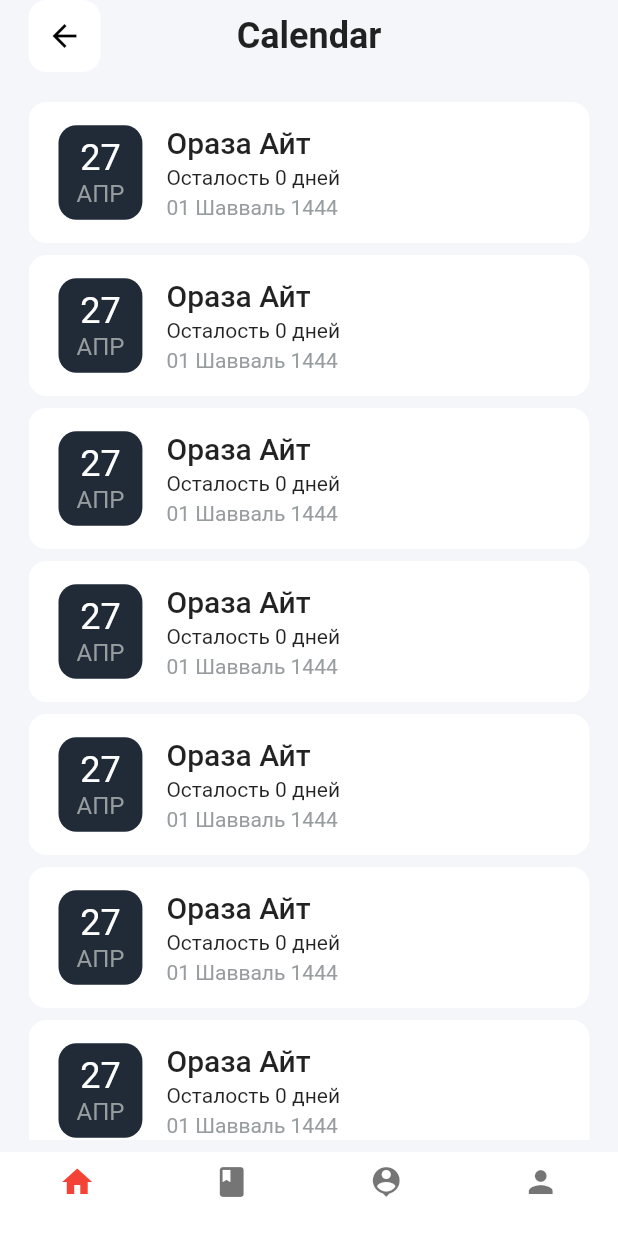
After one commit to DevFlutterQaz/umyra_project, a Flutter app: the CalendarScreen screen opened by its route, on a phone screen of 412 x 824 dp. The commit adds this screen. Run offline on Flutter 3.47's test engine with Material 2 defaults, Android fonts, the phone set to English and light mode, and no system bars; our stand-ins replace auto_route, flutter_svg; project files that could hold a hidden picture were left out.

Commit message:
feat calendar layout

```diff
--- a/lib/src/core/resources/app_colors.dart
+++ b/lib/src/core/resources/app_colors.dart
@@ -17,6 +17,8 @@ class AppColors {
   static const Color lightgrayColor3 = Color(0xFFF5F6FA);
   // Light gray clolor4
   static const Color lightgrayColor4 = Color(0xFFB4B9C0);
+  // Light gray clolor5
+  static const Color lightgrayColor5 = Color(0xFF979C9E);
   // Dark blue
   static const Color darkBlue = Color(0xFF222939);
   // Dark blue2
--- a/lib/src/features/app/router/app_router.dart
+++ b/lib/src/features/app/router/app_router.dart
@@ -2,6 +2,7 @@ import 'package:auto_route/auto_route.dart';
 import 'package:auto_route/empty_router_widgets.dart';
 import 'package:flutter/material.dart';
 import 'package:umyra/src/features/navigation_bar.dart';
+import 'package:umyra/src/features/screens/home/pages/calendar_page.dart';
 import 'package:umyra/src/features/screens/home/pages/namaz_page.dart';
 import 'package:umyra/src/features/screens/quran/pages/quran_page.dart';
 import 'package:umyra/src/features/screens/home/pages/book_page.dart';
@@ -43,6 +44,10 @@ part 'app_router.gr.dart';
             page: NamazScreen,
             path: 'namaz',
           ),
+          AutoRoute(
+            page: CalendarScreen,
+            path: 'calendar',
+          ),
         ],
       ),
       AutoRoute(
--- /dev/null
+++ b/lib/src/features/screens/home/pages/calendar_page.dart
@@ -0,0 +1,34 @@
+import 'package:flutter/material.dart';
+import 'package:umyra/src/core/widgets/column_spacer.dart';
+import 'package:umyra/src/core/widgets/custom_app_bar.dart';
+import 'package:umyra/src/features/screens/home/widgets/custom_event.dart';
+
+class CalendarScreen extends StatelessWidget {
+  const CalendarScreen({super.key});
+
+  @override
+  Widget build(BuildContext context) {
+    return Scaffold(
+      body: SafeArea(
+        child: Padding(
+          padding: const EdgeInsets.symmetric(horizontal: 19),
+          child: Column(
+            crossAxisAlignment: CrossAxisAlignment.stretch,
+            children: [
+              const CustomAppBar(title: 'Calendar'),
+              const ColumnSpacer(2),
+              Expanded(
+                child: ListView.separated(
+                  itemBuilder: (context, index) => const CustomEventWidget(),
+                  separatorBuilder: (context, index) => const ColumnSpacer(0.8),
+                  itemCount: 10,
+                ),
+              ),
+              const ColumnSpacer(0.8),
+            ],
+          ),
+        ),
+      ),
+    );
+  }
+}
--- a/lib/src/features/screens/home/pages/home_page.dart
+++ b/lib/src/features/screens/home/pages/home_page.dart
@@ -87,5 +87,6 @@ class HomeScreen extends StatelessWidget {
     id == 2 ? context.router.push(const TasbihScreenRoute()) : null;
     id == 3 ? context.router.push(const BookScreenRoute()) : null;
     id == 5 ? context.router.push(const NamazScreenRoute()) : null;
+    id == 6 ? context.router.push(const CalendarScreenRoute()) : null;
   }
 }
--- /dev/null
+++ b/lib/src/features/screens/home/widgets/custom_event.dart
@@ -0,0 +1,68 @@
+import 'package:flutter/material.dart';
+import 'package:umyra/src/core/resources/app_colors.dart';
+import 'package:umyra/src/core/widgets/column_spacer.dart';
+import 'package:umyra/src/core/widgets/row_spacer.dart';
+
+class CustomEventWidget extends StatelessWidget {
+  const CustomEventWidget({
+    super.key,
+  });
+
+  @override
+  Widget build(BuildContext context) {
+    return Container(
+      decoration: const BoxDecoration(
+        color: AppColors.whiteColor,
+        borderRadius: BorderRadius.all(Radius.circular(12)),
+      ),
+      child: Padding(
+        padding: const EdgeInsets.symmetric(horizontal: 20, vertical: 15.5),
+        child: Row(
+          children: [
+            Container(
+              decoration: const BoxDecoration(
+                color: AppColors.darkBlue2,
+                borderRadius: BorderRadius.all(Radius.circular(12)),
+              ),
+              child: Padding(
+                padding:
+                    const EdgeInsets.symmetric(vertical: 8, horizontal: 12),
+                child: Column(
+                  children: [
+                    Text('27',
+                        style: Theme.of(context)
+                            .textTheme
+                            .headlineSmall
+                            ?.copyWith(color: AppColors.whiteColor)),
+                    Text('АПР',
+                        style: Theme.of(context)
+                            .textTheme
+                            .titleMedium
+                            ?.copyWith(color: AppColors.lightgrayColor5)),
+                  ],
+                ),
+              ),
+            ),
+            const RowSpacer(1.6),
+            Column(
+              crossAxisAlignment: CrossAxisAlignment.start,
+              children: [
+                Text('Ораза Айт',
+                    style: Theme.of(context).textTheme.titleLarge),
+                const ColumnSpacer(0.4),
+                Text('Осталость 0 дней',
+                    style: Theme.of(context).textTheme.bodyMedium),
+                const ColumnSpacer(0.4),
+                Text('01 Шавваль 1444',
+                    style: Theme.of(context)
+                        .textTheme
+                        .bodyMedium
+                        ?.copyWith(color: AppColors.lightgrayColor5)),
+              ],
+            )
+          ],
+        ),
+      ),
+    );
+  }
+}
```
Also changed, not shown: lib/src/features/app/router/app_router.gr.dart.
